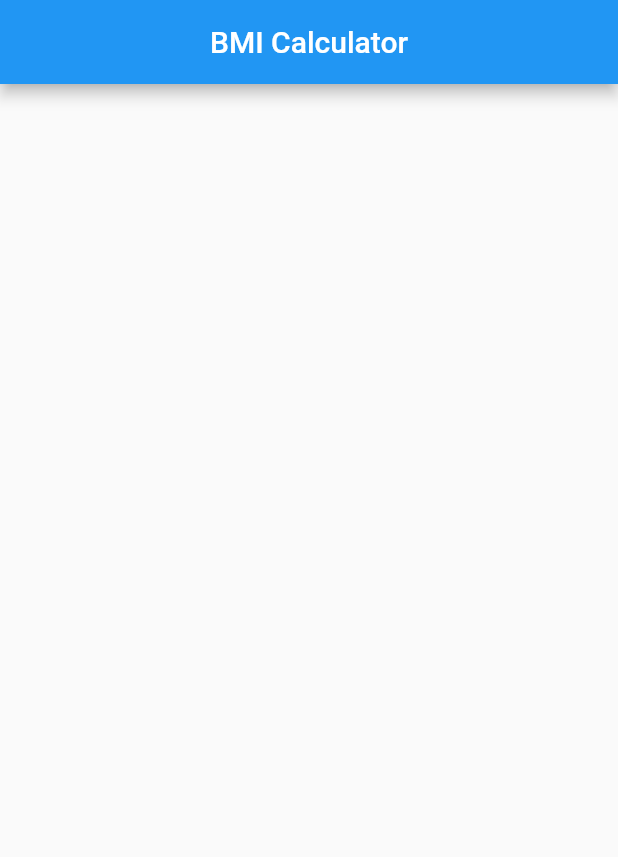
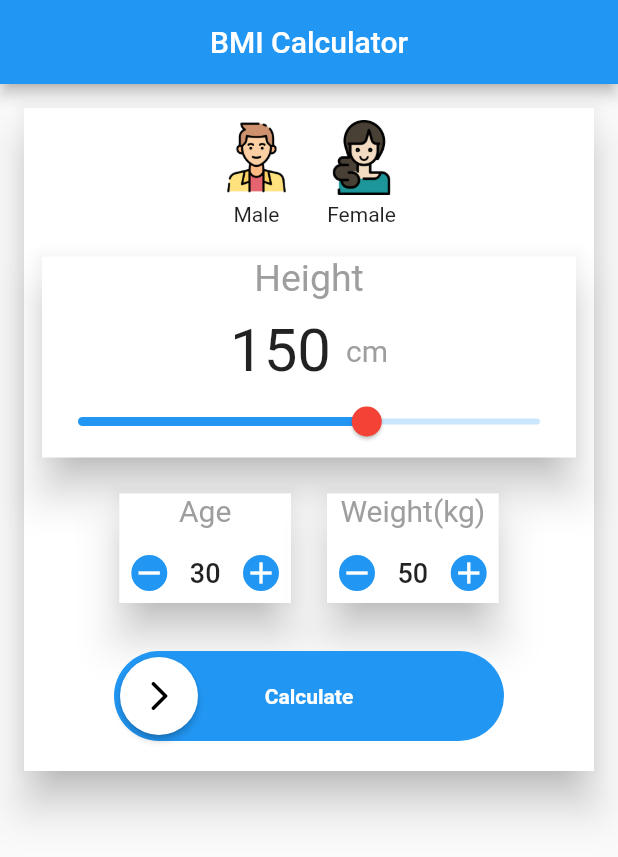
Before and after one commit to darisRanggaPratama/BelajarAndroid, a Flutter app: the screen it shows after launch, on a phone screen of 412 x 824 dp. Shown: the top 857 px of the screen. Run offline on Flutter 3.47's test engine with Material 2 defaults, Android fonts, the phone set to English and light mode, and no system bars; drawn by our look-alikes of swipeable_button_view; our stand-ins replace page_transition, share_plus; missing offline and left inert: flutter_3d_choice_chip, pretty_gauge.

Commit message:
initial commit

```diff
--- a/Flutter/Android_Studio/bmi_app/lib/gender_widget.dart
+++ b/Flutter/Android_Studio/bmi_app/lib/gender_widget.dart
@@ -20,7 +20,7 @@ class _GenderWidgetState extends State<GenderWidget> {
 
   final ChoiceChip3DStyle unSelectedStyle = ChoiceChip3DStyle(
       topColor: Colors.white,
-      backColor: Colors.grey[300]!,
+      backColor: Colors.grey[200]!,
       borderRadius: BorderRadius.circular(20));
 
   @override
@@ -66,7 +66,7 @@ class _GenderWidgetState extends State<GenderWidget> {
                 children: [
                   Image.asset('assets/images/woman.png', width: 50),
                   const SizedBox(
-                    height: 50,
+                    height: 5,
                   ),
                   const Text('Female')
                 ],
--- /dev/null
+++ b/Flutter/Android_Studio/bmi_app/lib/height_widget.dart
@@ -0,0 +1,63 @@
+import 'package:flutter/material.dart';
+
+class HeightWidget extends StatefulWidget {
+  final Function(int) onChange;
+
+  const HeightWidget({Key? key, required this.onChange}) : super(key: key);
+
+  @override
+  _HeightWidgetState createState() => _HeightWidgetState();
+}
+
+class _HeightWidgetState extends State<HeightWidget> {
+  int _height = 150;
+
+  @override
+  Widget build(BuildContext context) {
+    return Padding(
+      padding: const EdgeInsets.all(8.0),
+      child: Card(
+        elevation: 12,
+        shape: const RoundedRectangleBorder(),
+        child: Column(
+          children: [
+            const Text(
+              'Height',
+              style: TextStyle(fontSize: 25, color: Colors.grey),
+            ),
+            const SizedBox(
+              height: 10,
+            ),
+            Row(
+              mainAxisAlignment: MainAxisAlignment.center,
+              children: [
+                Text(
+                  _height.toString(),
+                  style: const TextStyle(fontSize: 40),
+                ),
+                const SizedBox(
+                  width: 10,
+                ),
+                const Text(
+                  'cm',
+                  style: TextStyle(fontSize: 20, color: Colors.grey),
+                )
+              ],
+            ),
+            Slider(
+                min: 0,
+                max: 240,
+                value: _height.toDouble(),
+                thumbColor: Colors.red,
+                onChanged: (value) {
+                  setState(() {
+                    _height = value.toInt();
+                  });
+                  widget.onChange(_height);
+                })
+          ],
+        ),
+      ),
+    );
+  }
+}
--- a/Flutter/Android_Studio/bmi_app/lib/home_screen.dart
+++ b/Flutter/Android_Studio/bmi_app/lib/home_screen.dart
@@ -1,14 +1,27 @@
 import 'package:flutter/material.dart';
+import 'package:body_mass_index_app/age_weight_widget.dart';
+import 'package:body_mass_index_app/gender_widget.dart';
+import 'package:body_mass_index_app/height_widget.dart';
+import 'package:body_mass_index_app/score_screen.dart';
+import 'package:page_transition/page_transition.dart';
+import 'package:swipeable_button_view/swipeable_button_view.dart';
+import 'dart:math';
 
-class HomeScreen extends StatefulWidget{
+class HomeScreen extends StatefulWidget {
   const HomeScreen({Key? key}) : super(key: key);
 
   @override
   _HomeScreenState createState() => _HomeScreenState();
-
 }
 
-class _HomeScreenState extends State<HomeScreen>{
+class _HomeScreenState extends State<HomeScreen> {
+  int _gender = 0;
+  int _height = 150;
+  int _age = 30;
+  int _weight = 50;
+  bool _isFinished = false;
+  double _bmiScore = 0;
+
   @override
   Widget build(BuildContext context) {
     return Scaffold(
@@ -23,15 +36,78 @@ class _HomeScreenState extends State<HomeScreen>{
               elevation: 12,
               shape: const RoundedRectangleBorder(),
               child: Column(
-              children: const [
+                children: [
+                  GenderWidget(
+                    onChange: (genderVal) {
+                      _gender = genderVal;
+                    },
+                  ),
+                  HeightWidget(
+                    onChange: (heightVal) {
+                      _height = heightVal;
+                    },
+                  ),
+                  Row(
+                    mainAxisAlignment: MainAxisAlignment.center,
+                    children: [
+                      AgeWeightWidget(
+                          onChange: (ageVal) {
+                            _age = ageVal;
+                          },
+                          title: 'Age',
+                          initValue: 30,
+                          min: 0,
+                          max: 100),
+                      AgeWeightWidget(
+                          onChange: (weightVal) {
+                            _weight = weightVal;
+                          },
+                          title: 'Weight(kg)',
+                          initValue: 50,
+                          min: 0,
+                          max: 200)
+                    ],
+                  ),
+                  Padding(
+                    padding: const EdgeInsets.symmetric(
+                        vertical: 20, horizontal: 60),
+                    child: SwipeableButtonView(
+                        isFinished: _isFinished,
+                        onFinish: () async {
+                          await Navigator.push(
+                              context,
+                              PageTransition(
+                                  child: ScoreScreen(
+                                      bmiScore: _bmiScore, age: _age),
+                                  type: PageTransitionType.fade));
+                          setState(() {
+                            _isFinished = false;
+                          });
+                        },
+                        onWaitingProcess: () {
+                          calculateBmi();
 
+                          Future.delayed(Duration(seconds: 1), () {
+                            setState(() {
+                              _isFinished = true;
+                            });
+                          });
+                        },
+                        activeColor: Colors.blue,
+                        buttonWidget: const Icon(
+                          Icons.arrow_forward_ios_rounded,
+                          color: Colors.black,
+                        ),
+                        buttonText: "Calculate"),
+                  )
                 ],
               ),
             ),
           ),
         ));
-
-
   }
 
+  void calculateBmi(){
+    _bmiScore = _weight / pow(_height / 100, 2);
   }
+}
```
Also changed, not shown: Flutter/Android_Studio/bmi_app/lib/score_screen.dart (+117 -0 lines). Lines whose indentation alone changed are shown as unchanged.
